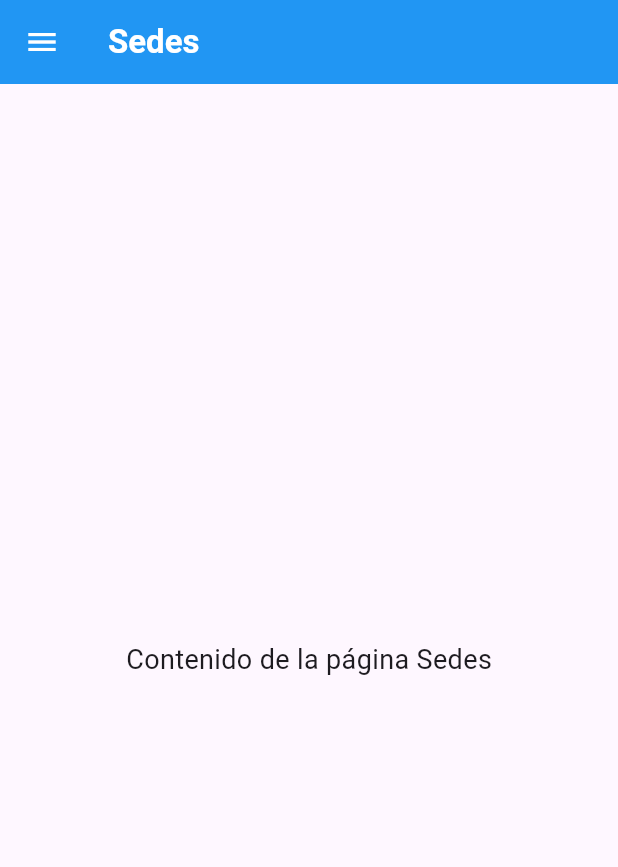
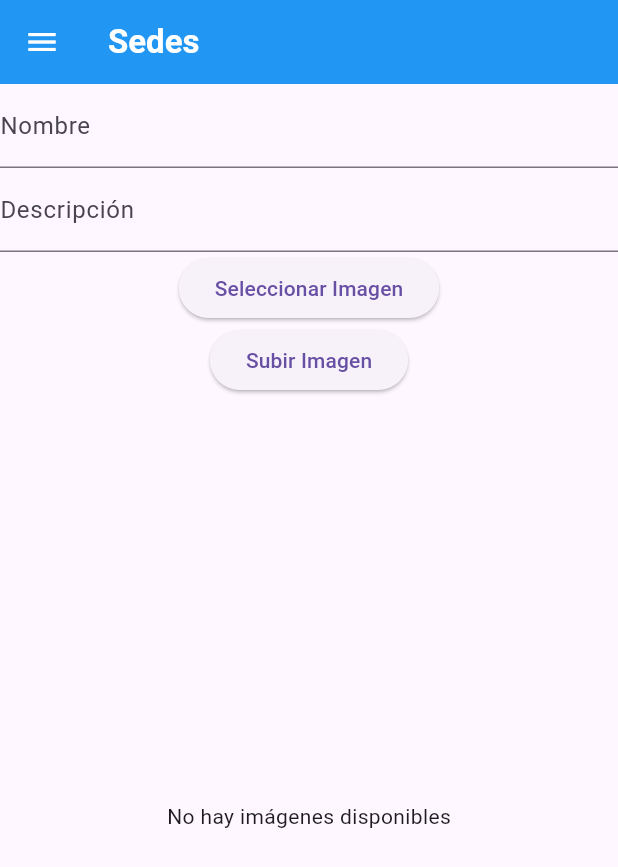
Before and after one commit to CarlosBurgos1609/REFMP, a Flutter app: the HeadquartersPage screen opened directly, on a phone screen of 412 x 824 dp. Shown: the top 867 px of the screen. Run offline on Flutter 3.47's test engine with Material 3 defaults, Android fonts, the phone set to English and light mode, and no system bars; our stand-ins replace cloud_firestore, firebase_auth, firebase_core, firebase_storage, image_picker; accounts and stored records are empty.

Commit message:
Update pubspec

```diff
--- a/lib/interfaces/menu/headquarters.dart
+++ b/lib/interfaces/menu/headquarters.dart
@@ -1,4 +1,8 @@
 import 'package:flutter/material.dart';
+import 'package:firebase_storage/firebase_storage.dart';
+import 'package:cloud_firestore/cloud_firestore.dart';
+import 'package:image_picker/image_picker.dart';
+import 'dart:io';
 import 'package:refmp/controllers/exit.dart';
 import 'package:refmp/routes/menu.dart';
 
@@ -11,6 +15,53 @@ class HeadquartersPage extends StatefulWidget {
 }
 
 class _HeadquartersPage extends State<HeadquartersPage> {
+  File? _image;
+  final TextEditingController _nameController = TextEditingController();
+  final TextEditingController _descriptionController = TextEditingController();
+  final FirebaseStorage _storage = FirebaseStorage.instance;
+  final FirebaseFirestore _firestore = FirebaseFirestore.instance;
+
+  Future<void> _pickImage() async {
+    final pickedFile =
+        await ImagePicker().pickImage(source: ImageSource.gallery);
+    if (pickedFile != null) {
+      setState(() {
+        _image = File(pickedFile.path);
+      });
+    }
+  }
+
+  Future<void> _uploadImage() async {
+    if (_image == null ||
+        _nameController.text.isEmpty ||
+        _descriptionController.text.isEmpty) {
+      ScaffoldMessenger.of(context).showSnackBar(
+        const SnackBar(content: Text("Todos los campos son obligatorios")),
+      );
+      return;
+    }
+    try {
+      String fileName = DateTime.now().millisecondsSinceEpoch.toString();
+      Reference ref = _storage.ref().child("headquarters/$fileName.jpg");
+      await ref.putFile(_image!);
+      String imageUrl = await ref.getDownloadURL();
+
+      await _firestore.collection("headquarters").add({
+        "name": _nameController.text,
+        "description": _descriptionController.text,
+        "photo": imageUrl,
+      });
+
+      ScaffoldMessenger.of(context).showSnackBar(
+        const SnackBar(content: Text("Imagen subida exitosamente")),
+      );
+    } catch (e) {
+      ScaffoldMessenger.of(context).showSnackBar(
+        SnackBar(content: Text("Error al subir imagen: $e")),
+      );
+    }
+  }
+
   @override
   Widget build(BuildContext context) {
     return WillPopScope(
@@ -36,11 +87,50 @@ class _HeadquartersPage extends State<HeadquartersPage> {
           ),
         ),
         drawer: Menu.buildDrawer(context),
-        body: const Center(
-          child: Text(
-            "Contenido de la página Sedes",
-            style: TextStyle(fontSize: 18),
-          ),
+        body: Column(
+          children: [
+            TextField(
+              controller: _nameController,
+              decoration: const InputDecoration(labelText: "Nombre"),
+            ),
+            TextField(
+              controller: _descriptionController,
+              decoration: const InputDecoration(labelText: "Descripción"),
+            ),
+            ElevatedButton(
+              onPressed: _pickImage,
+              child: const Text("Seleccionar Imagen"),
+            ),
+            _image != null ? Image.file(_image!, height: 100) : Container(),
+            ElevatedButton(
+              onPressed: _uploadImage,
+              child: const Text("Subir Imagen"),
+            ),
+            Expanded(
+              child: StreamBuilder(
+                stream: _firestore.collection("headquarters").snapshots(),
+                builder: (context, AsyncSnapshot<QuerySnapshot> snapshot) {
+                  if (snapshot.connectionState == ConnectionState.waiting) {
+                    return const Center(child: CircularProgressIndicator());
+                  }
+                  if (!snapshot.hasData || snapshot.data!.docs.isEmpty) {
+                    return const Center(
+                        child: Text("No hay imágenes disponibles"));
+                  }
+                  return ListView(
+                    children: snapshot.data!.docs.map((doc) {
+                      return ListTile(
+                        leading: Image.network(doc["photo"],
+                            width: 50, height: 50, fit: BoxFit.cover),
+                        title: Text(doc["name"]),
+                        subtitle: Text(doc["description"]),
+                      );
+                    }).toList(),
+                  );
+                },
+              ),
+            ),
+          ],
         ),
       ),
     );
--- a/pubspec.yaml
+++ b/pubspec.yaml
@@ -40,6 +40,7 @@ dependencies:
   firebase_auth: ^5.4.0
   firebase_storage: ^12.4.0
   image_picker: ^1.1.2
+
   # shared_preferences: ^2.3.5
 
 dev_dependencies:
```
